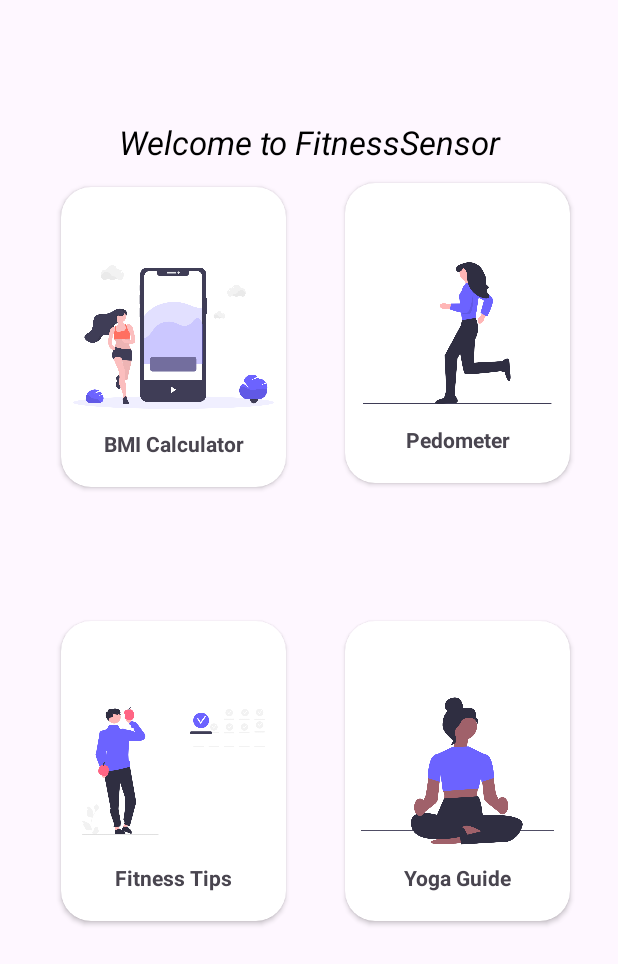
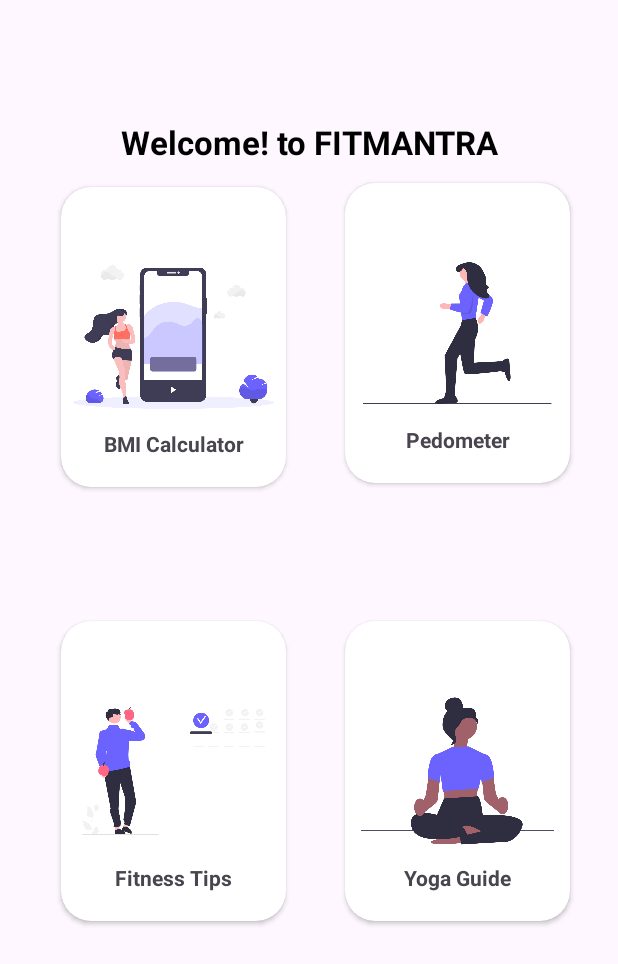
Before and after one commit to Kajal09kumari/Fitness_sensor, an Android app: the screen it shows after launch (CardActivity), on a phone screen of 412 x 824 dp. Shown: the top 964 px of the screen. Run offline under Robolectric (Android 15) with nearby library versions, the phone set to English and light mode, and no system bars.

Commit message:
small change made in welcome

```diff
--- a/app/src/main/res/layout/activity_card.xml
+++ b/app/src/main/res/layout/activity_card.xml
@@ -137,10 +137,10 @@
         android:layout_marginStart="46dp"
         android:layout_marginTop="80dp"
         android:layout_marginEnd="46dp"
-        android:text="@string/welcome_to_fitnesssensor"
+        android:text="Welcome! to FITMANTRA"
         android:textColor="@color/black"
         android:textAlignment="center"
-        android:textStyle="italic"
+        android:textStyle="bold"
         android:textSize="22sp"
         app:layout_constraintEnd_toEndOf="parent"
         app:layout_constraintStart_toStartOf="parent"
--- a/app/src/main/res/values/strings.xml
+++ b/app/src/main/res/values/strings.xml
@@ -7,4 +7,5 @@
     <string name="welcome_to_fitnesssensor">Welcome to FitnessSensor</string>
     <string name="_2500">/2500</string>
     <string name="_0">0</string>
+    <string name="welcome_to_fitmantra">Welcome to FITMANTRA</string>
 </resources>
```
